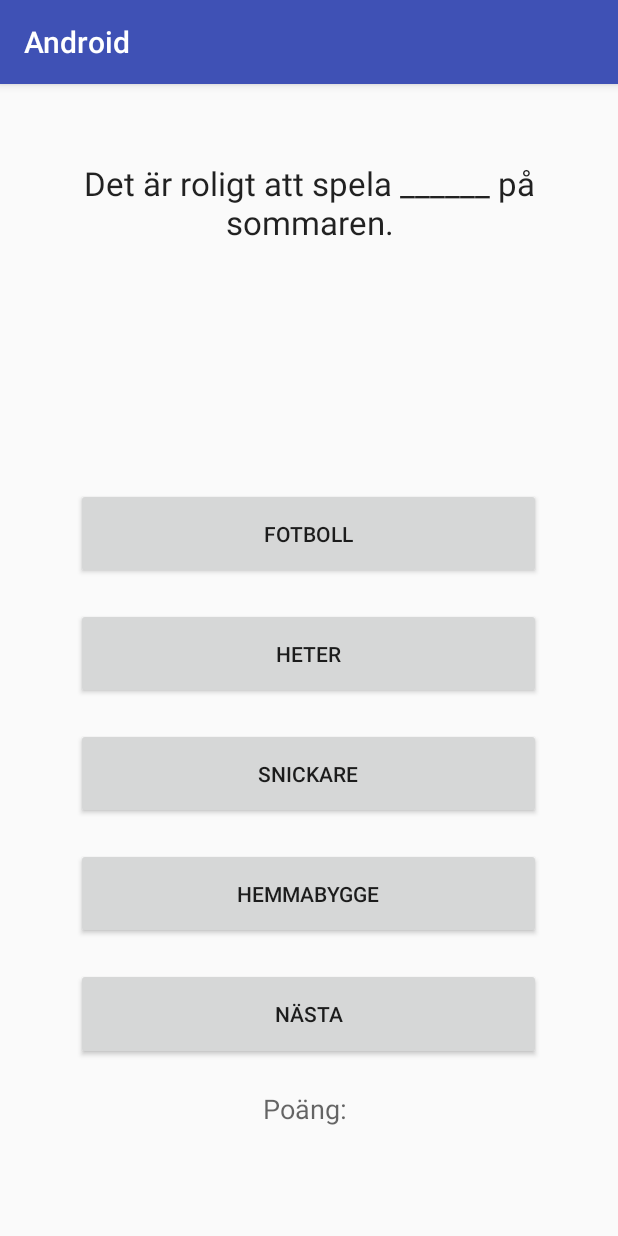
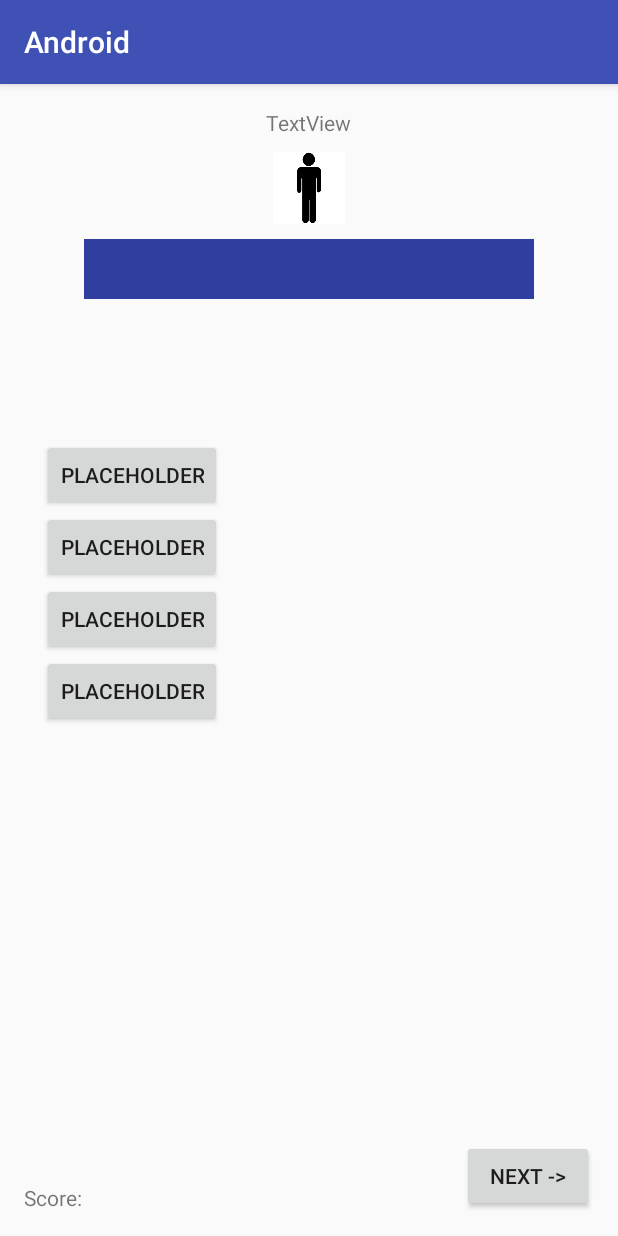
Before and after one commit to hardvaluta/android, an Android app: the GameOne screen opened directly, with no data from a screen before it, on a phone screen of 412 x 824 dp. Run offline under Robolectric (Android 15) with nearby library versions, the phone set to English and light mode, and no system bars; our stand-ins replace Volley; network calls fail.

Commit message:
Gjort om GameOne GUI till 'finns i sjön'. Drag funktionalitet där. Behöver fixa så att meningarna avkopplas ifrån varandra när dem dras iväg + mer

```diff
--- a/Android/app/src/main/AndroidManifest.xml
+++ b/Android/app/src/main/AndroidManifest.xml
@@ -1,6 +1,9 @@
 <?xml version="1.0" encoding="utf-8"?>
 <manifest xmlns:android="http://schemas.android.com/apk/res/android"
     package="com.android">
+
+    <uses-permission android:name="android.permission.INTERNET" />
+    <uses-permission android:name="android.permission.ACCESS_NETWORK_STATE" />
 
     <application
         android:allowBackup="true"
--- a/Android/app/src/main/java/com/android/GameOne.java
+++ b/Android/app/src/main/java/com/android/GameOne.java
@@ -1,14 +1,18 @@
 package com.android;
 
+import android.content.ClipData;
+import android.content.Context;
 import android.content.DialogInterface;
 import android.graphics.Color;
-import android.speech.tts.TextToSpeech;
 import android.support.v7.app.AlertDialog;
 import android.support.v7.app.AppCompatActivity;
 import android.os.Bundle;
+import android.view.GestureDetector;
+import android.view.MotionEvent;
 import android.view.View;
 import android.widget.Button;
 import android.widget.ImageView;
+import android.widget.RelativeLayout;
 import android.widget.TextView;
 
 
@@ -17,9 +21,6 @@ import java.util.Arrays;
 import java.util.Collections;
 import java.util.Random;
 
-import android.util.Log;
-
-import java.util.Locale;
 
 public class GameOne extends AppCompatActivity {
 
@@ -38,33 +39,51 @@ public class GameOne extends AppCompatActivity {
     private Button nextSentenceButton;
     private ImageView qImage;
     private int currentSentenceIdx = 0;
-    private Integer[] wordButtonIdArray = new Integer[]{R.id.wordButton1, R.id.wordButton2, R.id.wordButton3, R.id.wordButton4};
+    private Button[] wordButtons={wordButton1,wordButton2,wordButton3,wordButton4};
+    private TextToSpeechEngine ttsEngine;
 
-    private TextToSpeechEngine ttsEngine;
+    private GestureDetector gestureDetector;
 
     @Override
     protected void onCreate(Bundle savedInstanceState) {
         super.onCreate(savedInstanceState);
         setContentView(R.layout.activity_game_one);
         textView = ((TextView)findViewById(R.id.textView));
-        wordButton1 = ((Button)findViewById(R.id.wordButton1));
-        wordButton2 = ((Button)findViewById(R.id.wordButton2));
-        wordButton3 = ((Button)findViewById(R.id.wordButton3));
-        wordButton4 = ((Button)findViewById(R.id.wordButton4));
         nextSentenceButton = ((Button)findViewById(R.id.nextSentenceButton));
         qImage = (ImageView)findViewById(R.id.questionImage);
 
+        RelativeLayout sentancePond=(RelativeLayout) findViewById(R.id.sentancePond);
+        RelativeLayout dropZone = (RelativeLayout) findViewById(R.id.dropZone);
+        dropZone.setOnDragListener(new DragZoneListener());
+
+        for(int n=1;n<5;n++){
+            wordButtons[n-1] = new Button(this);
+            wordButtons[n-1].setId(n);
+            wordButtons[n-1].setText("Placeholder");
+            RelativeLayout.LayoutParams lp = new RelativeLayout.LayoutParams(RelativeLayout.LayoutParams.WRAP_CONTENT, RelativeLayout.LayoutParams.WRAP_CONTENT);
+            int width = this.getResources().getDisplayMetrics().widthPixels-400;
+            Random random = new Random();
+            width=random.nextInt(width);
+            lp.leftMargin=width;
+            if(n==1){
+                lp.topMargin+=200;
+            }
+            else{
+                lp.addRule(RelativeLayout.BELOW, n-1);
+            }
+            sentancePond.addView(wordButtons[n-1], lp);
+            wordButtons[n-1].setOnTouchListener(new DragList(wordButtons[n-1]));
+        }
+
         com.android.Client client = com.android.Client.getInstance(this.getApplicationContext());
-
-
         client.requestData(com.android.Client.QUESTION, 1, new VolleyCallback<ArrayList<Question>>() {
 
             public void onSuccessResponse(ArrayList<Question> qArray) {
                 Question q=qArray.get(0);
-                wordButton1.setText(q.getA());
-                wordButton2.setText(q.getB());
-                wordButton3.setText(q.getC());
-                wordButton4.setText(q.getD());
+                wordButtons[0].setText(q.getA());
+                wordButtons[1].setText(q.getB());
+                wordButtons[2].setText(q.getC());
+                wordButtons[3].setText(q.getD());
                 textView.setText(q.getText());
                 qImage.setImageBitmap(q.getImg());
             }
@@ -94,34 +113,6 @@ public class GameOne extends AppCompatActivity {
             }
         });
 
-        wordButton1.setOnClickListener(new View.OnClickListener() {
-            @Override
-            public void onClick(View view) {
-                wordButtonPressed(R.id.wordButton1);
-            }
-        });
-
-        wordButton2.setOnClickListener(new View.OnClickListener() {
-            @Override
-            public void onClick(View view) {
-                wordButtonPressed(R.id.wordButton2);
-            }
-        });
-
-        wordButton3.setOnClickListener(new View.OnClickListener() {
-            @Override
-            public void onClick(View view) {
-                wordButtonPressed(R.id.wordButton3);
-            }
-        });
-
-        wordButton4.setOnClickListener(new View.OnClickListener() {
-            @Override
-            public void onClick(View view) {
-                wordButtonPressed(R.id.wordButton4);
-            }
-        });
-
         nextSentenceButton.setOnClickListener(new View.OnClickListener() {
             @Override
             public void onClick(View view) {
@@ -132,32 +123,32 @@ public class GameOne extends AppCompatActivity {
         ttsEngine = TextToSpeechEngine.getInstance(this);
     }
 
-    private void wordButtonPressed(int buttonIdPressed) {
+    private void wordButtonPressed(Button buttonPressed) {
         if (finishedSentence == false) {
-            findViewById(wordButtonIdArray[0]).setBackgroundColor(Color.GREEN);
-            if (buttonIdPressed == wordButtonIdArray[0]) {
+            buttonPressed.setBackgroundColor(Color.GREEN);
+            if (buttonPressed.equals(wordButton1)) {
                 currentScore++;
             } else {
-                findViewById(buttonIdPressed).setBackgroundColor(Color.RED);
+                buttonPressed.setBackgroundColor(Color.RED);
             }
             maxScore++;
             nextSentenceButton.setText(currentScore + "/" + maxScore);
             finishedSentence = true;
         }
-        ttsEngine.speak(((Button)findViewById(buttonIdPressed)).getText().toString());
+        ttsEngine.speak(buttonPressed.getText().toString());
     }
 
     private void nextSentence() {
         if (finishedSentence) {
             currentSentenceIdx = rand.nextInt(preString.length);
 
-            Collections.shuffle(Arrays.asList(wordButtonIdArray));
+            Collections.shuffle(Arrays.asList(wordButtons));
 
             textView.setText(preString[currentSentenceIdx] + "______" + postString[currentSentenceIdx]);
-            ((Button) findViewById(wordButtonIdArray[0])).setText(words[currentSentenceIdx][0]);
-            ((Button) findViewById(wordButtonIdArray[1])).setText(words[currentSentenceIdx][1]);
-            ((Button) findViewById(wordButtonIdArray[2])).setText(words[currentSentenceIdx][2]);
-            ((Button) findViewById(wordButtonIdArray[3])).setText(words[currentSentenceIdx][3]);
+            wordButtons[0].setText(words[currentSentenceIdx][0]);
+            wordButtons[1].setText(words[currentSentenceIdx][1]);
+            wordButtons[2].setText(words[currentSentenceIdx][2]);
+            wordButtons[3].setText(words[currentSentenceIdx][3]);
             wordButton1.setBackgroundColor(Color.LTGRAY);
             wordButton2.setBackgroundColor(Color.LTGRAY);
             wordButton3.setBackgroundColor(Color.LTGRAY);
@@ -203,4 +194,39 @@ public class GameOne extends AppCompatActivity {
         alertDialog.show();
     }
 
+    private class DragList implements View.OnTouchListener{
+        private final float SCROLL_THRESHOLD = 10;
+        private float x,y;
+        private boolean clicked;
+        private Button button;
+
+        public DragList(Button button){
+            this.button=button;
+        }
+
+        @Override
+        public boolean onTouch(View v, MotionEvent event) {
+            if (event.getAction() == MotionEvent.ACTION_DOWN){
+                x = event.getX();
+                y = event.getY();
+                clicked=true;
+                wordButtonPressed(button);
+                return true;
+            }
+            if(event.getAction() == MotionEvent.ACTION_MOVE){
+                if(clicked && (Math.abs(x - event.getX()) > SCROLL_THRESHOLD || Math.abs(y - event.getY()) > SCROLL_THRESHOLD)){
+                    ClipData data = ClipData.newPlainText("", "");
+                    View.DragShadowBuilder shadowBuilder = new View.DragShadowBuilder(
+                            v);
+                    v.startDrag(data, shadowBuilder, v, 0);
+                    return true;
+                }
+                return false;
+            }
+            else {
+                return false;
+            }
+        }
+    }
+
 }
--- a/Android/app/src/main/res/layout/activity_game_one.xml
+++ b/Android/app/src/main/res/layout/activity_game_one.xml
@@ -1,137 +1,79 @@
 <?xml version="1.0" encoding="utf-8"?>
 <RelativeLayout xmlns:android="http://schemas.android.com/apk/res/android"
+    xmlns:app="http://schemas.android.com/apk/res-auto"
+    xmlns:tools="http://schemas.android.com/tools"
     android:layout_width="match_parent"
     android:layout_height="match_parent"
-    xmlns:tools="http://schemas.android.com/tools"
     android:paddingBottom="@dimen/activity_vertical_margin"
     android:paddingLeft="@dimen/activity_horizontal_margin"
     android:paddingRight="@dimen/activity_horizontal_margin"
     android:paddingTop="@dimen/activity_vertical_margin"
+    android:id="@+id/sentanceGame"
     tools:context="com.android.GameOne">
 
-    <LinearLayout
-        android:orientation="vertical"
+
+    <TextView
+        android:text="TextView"
+        android:layout_width="wrap_content"
+        android:layout_height="wrap_content"
+        android:id="@+id/textView"
+        android:layout_alignParentTop="true"
+        android:layout_centerHorizontal="true" />
+    <Space
         android:layout_width="match_parent"
-        android:layout_height="match_parent"
-        android:layout_alignParentTop="true"
-        android:layout_alignParentLeft="true"
-        android:layout_alignParentStart="true"
-        android:weightSum="1">
+        android:layout_height="10dp"
+        android:id="@+id/textViewSpace"
+        android:layout_gravity="center_horizontal"
+        android:layout_below="@+id/textView"/>
+    <ImageView
+        android:layout_width="wrap_content"
+        android:layout_height="wrap_content"
+        android:id="@+id/questionImage"
+        android:layout_below="@+id/textViewSpace"
+        android:layout_centerHorizontal="true"
+        app:srcCompat="@mipmap/singleplayericon"/>
 
     <Space
         android:layout_width="match_parent"
-            android:layout_height="wrap_content"
+        android:layout_height="10dp"
+        android:id="@+id/questionImageSpace"
         android:layout_gravity="center_horizontal"
-            android:layout_weight="0.06" />
-
-        <TextView
-            android:layout_width="match_parent"
-            android:layout_height="65dp"
-            android:textAppearance="?android:attr/textAppearanceLarge"
-            android:text="Det är roligt att spela ______ på sommaren."
-            android:id="@+id/textView"
-            android:layout_weight="0.07"
-            android:gravity="center_vertical|center_horizontal" />
-
-        <ImageView
-            android:layout_width="144dp"
-            android:layout_height="81dp"
-            android:id="@+id/questionImage"
-            android:layout_gravity="center_horizontal"
-            android:layout_weight="0.06" />
-
-        <Space
-            android:layout_width="match_parent"
-            android:layout_height="wrap_content"
-            android:layout_gravity="center_horizontal"
-            android:layout_weight="0.14" />
-
-        <Button
-            android:layout_width="310dp"
-            android:layout_height="wrap_content"
-            android:text="fotboll"
-            android:id="@+id/wordButton1"
-            android:layout_gravity="center_horizontal"
-            android:layout_weight="0.04"
-            android:contextClickable="false" />
-
-        <Space
-            android:layout_width="match_parent"
-            android:layout_height="wrap_content"
-            android:layout_gravity="center_horizontal"
-            android:layout_weight="0.06" />
-
-        <Button
-            android:layout_width="310dp"
-            android:layout_height="wrap_content"
-            android:text="heter"
-            android:id="@+id/wordButton2"
-            android:layout_gravity="center_horizontal"
-            android:layout_weight="0.04"
-            android:contextClickable="false" />
-
-        <Space
-            android:layout_width="match_parent"
-            android:layout_height="wrap_content"
-            android:layout_gravity="center_horizontal"
-            android:layout_weight="0.06" />
-
-        <Button
-            android:layout_width="310dp"
-            android:layout_height="wrap_content"
-            android:text="snickare"
-            android:id="@+id/wordButton3"
-            android:layout_gravity="center_horizontal"
-            android:layout_weight="0.04"
-            android:contextClickable="false" />
-
-        <Space
-            android:layout_width="match_parent"
-            android:layout_height="wrap_content"
-            android:layout_gravity="center_horizontal"
-            android:layout_weight="0.06" />
-
-        <Button
-            android:layout_width="310dp"
-            android:layout_height="wrap_content"
-            android:text="hemmabygge"
-            android:id="@+id/wordButton4"
-            android:layout_gravity="center_horizontal"
-            android:layout_weight="0.04"
-            android:contextClickable="false" />
-
-        <Space
-            android:layout_width="match_parent"
-            android:layout_height="wrap_content"
-            android:layout_gravity="center_horizontal"
-            android:layout_weight="0.06" />
-
-        <Button
-            android:layout_width="310dp"
-            android:layout_height="wrap_content"
-            android:text="Nästa"
-            android:id="@+id/nextSentenceButton"
-            android:layout_gravity="center_horizontal"
-            android:layout_weight="0.04"
-            android:contextClickable="false" />
-
-        <Space
-            android:layout_width="match_parent"
-            android:layout_height="wrap_content"
-            android:layout_gravity="right"
-            android:layout_weight="0.06" />
+        android:layout_below="@+id/questionImage"/>
 
     <TextView
         android:layout_width="wrap_content"
         android:layout_height="wrap_content"
-            android:textAppearance="?android:attr/textAppearanceMedium"
-            android:text="Poäng: "
-            android:id="@+id/scoreTextView"
-            android:layout_gravity="center_horizontal"
-            android:layout_weight="0.06"
         android:layout_alignParentBottom="true"
-            android:layout_centerHorizontal="true" />
+        android:layout_alignParentLeft="true"
+        android:text="Score: "
+        android:id="@+id/scoreView" />
 
-    </LinearLayout>
+    <Button
+        android:layout_width="wrap_content"
+        android:layout_height="wrap_content"
+        android:layout_alignParentBottom="true"
+        android:layout_alignParentRight="true"
+        android:text="Next ->"
+        android:id="@+id/nextSentenceButton"/>
+
+
+    <RelativeLayout
+        android:layout_width="match_parent"
+        android:layout_height="match_parent"
+        android:id="@+id/sentancePond"
+        android:layout_below="@+id/questionImageSpace"
+        android:layout_above="@+id/nextSentenceButton"
+        android:layout_alignParentLeft="true"
+        android:layout_alignParentStart="true">
+
+        <RelativeLayout
+            android:layout_width="300dp"
+            android:layout_height="40dp"
+            android:layout_alignParentTop="true"
+            android:id="@+id/dropZone"
+            android:layout_centerHorizontal="true"
+            android:background="@color/colorPrimaryDark">
+        </RelativeLayout>
+    </RelativeLayout>
 
 </RelativeLayout>
```
Also changed, not shown: Android/app/src/main/java/com/android/DragZoneListener.java (added, +34 -0 lines), 1 other file. Lines whose indentation alone changed are shown as unchanged.
